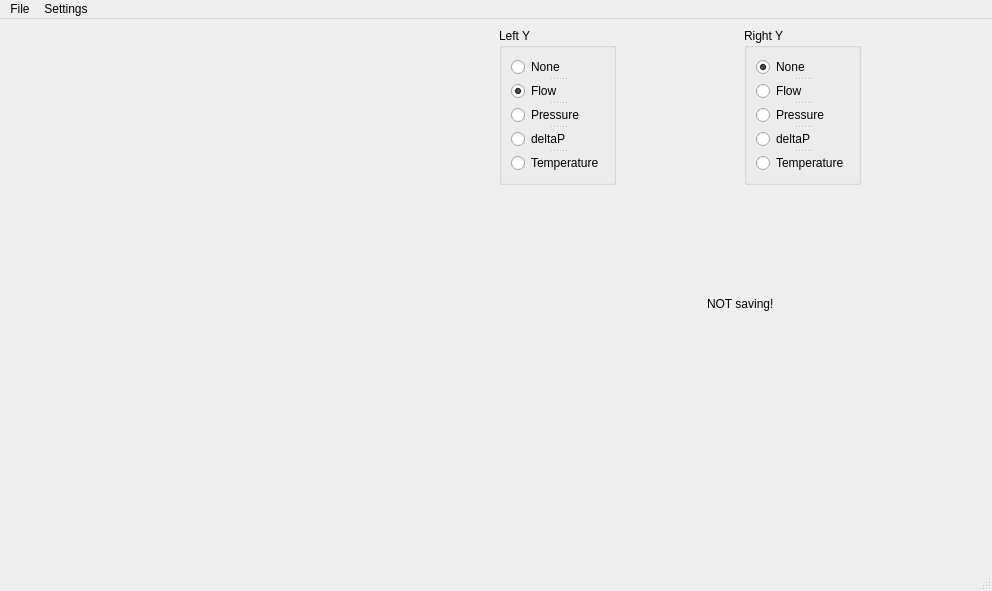
Before: the Qt Designer form mainwindow.ui in TUT-Aerosol/flowLogger, drawn with Qt 5.
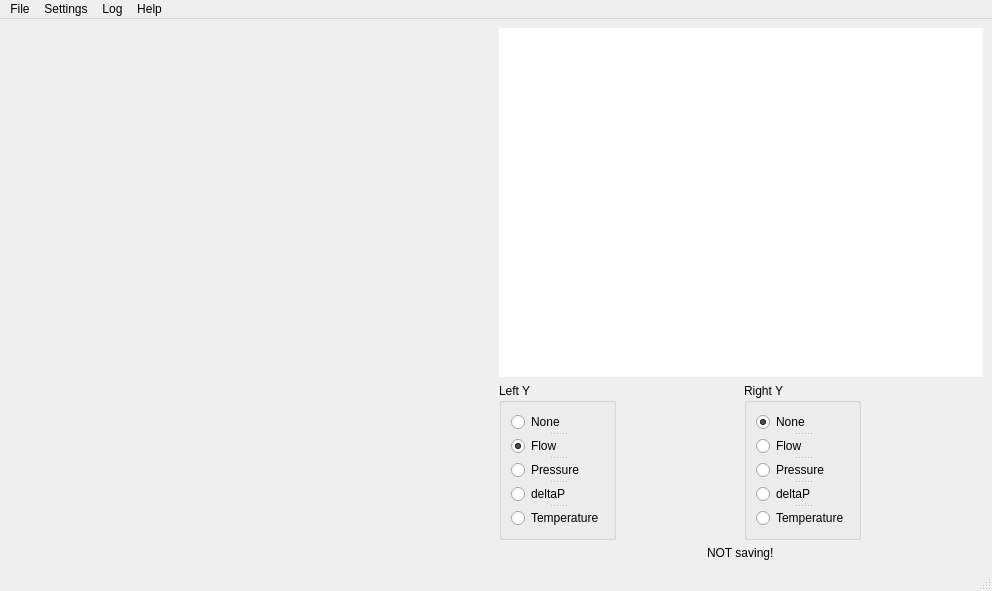
After: the same form once the commit is applied. Custom widgets are drawn as their Qt base class.

Patch:
```diff
--- a/mainwindow.ui
+++ b/mainwindow.ui
@@ -22,10 +22,73 @@
       </item>
       <item>
        <layout class="QVBoxLayout" name="verticalLayout">
+        <item>
+         <widget class="QGraphicsView" name="graphicsView">
+          <property name="sizePolicy">
+           <sizepolicy hsizetype="Minimum" vsizetype="Expanding">
+            <horstretch>0</horstretch>
+            <verstretch>0</verstretch>
+           </sizepolicy>
+          </property>
+          <property name="minimumSize">
+           <size>
+            <width>10</width>
+            <height>0</height>
+           </size>
+          </property>
+          <property name="layoutDirection">
+           <enum>Qt::LeftToRight</enum>
+          </property>
+          <property name="frameShape">
+           <enum>QFrame::NoFrame</enum>
+          </property>
+          <property name="frameShadow">
+           <enum>QFrame::Plain</enum>
+          </property>
+          <property name="lineWidth">
+           <number>2</number>
+          </property>
+          <property name="verticalScrollBarPolicy">
+           <enum>Qt::ScrollBarAlwaysOff</enum>
+          </property>
+          <property name="horizontalScrollBarPolicy">
+           <enum>Qt::ScrollBarAlwaysOff</enum>
+          </property>
+          <property name="sizeAdjustPolicy">
+           <enum>QAbstractScrollArea::AdjustToContentsOnFirstShow</enum>
+          </property>
+          <property name="sceneRect">
+           <rectf>
+            <x>0.000000000000000</x>
+            <y>0.000000000000000</y>
+            <width>0.000000000000000</width>
+            <height>0.000000000000000</height>
+           </rectf>
+          </property>
+          <property name="alignment">
+           <set>Qt::AlignRight|Qt::AlignTop|Qt::AlignTrailing</set>
+          </property>
+          <property name="renderHints">
+           <set>QPainter::Antialiasing|QPainter::TextAntialiasing</set>
+          </property>
+         </widget>
+        </item>
         <item>
          <layout class="QHBoxLayout" name="horizontalLayout_5">
+          <property name="sizeConstraint">
+           <enum>QLayout::SetDefaultConstraint</enum>
+          </property>
           <item alignment="Qt::AlignLeft|Qt::AlignTop">
            <widget class="QGroupBox" name="groupBox">
+            <property name="sizePolicy">
+             <sizepolicy hsizetype="Maximum" vsizetype="Preferred">
+              <horstretch>0</horstretch>
+              <verstretch>0</verstretch>
+             </sizepolicy>
+            </property>
+            <property name="layoutDirection">
+             <enum>Qt::LeftToRight</enum>
+            </property>
             <property name="title">
              <string>Left Y</string>
             </property>
@@ -70,6 +133,15 @@
           </item>
           <item alignment="Qt::AlignLeft|Qt::AlignTop">
            <widget class="QGroupBox" name="groupBox_2">
+            <property name="sizePolicy">
+             <sizepolicy hsizetype="Maximum" vsizetype="Preferred">
+              <horstretch>0</horstretch>
+              <verstretch>0</verstretch>
+             </sizepolicy>
+            </property>
+            <property name="layoutDirection">
+             <enum>Qt::LeftToRight</enum>
+            </property>
             <property name="title">
              <string>Right Y</string>
             </property>
@@ -161,8 +233,24 @@
     <addaction name="actionDisconnect"/>
     <addaction name="actionRefresh_ports"/>
    </widget>
+   <widget class="QMenu" name="menuLog">
+    <property name="title">
+     <string>Log</string>
+    </property>
+    <addaction name="actionShow_log"/>
+    <addaction name="actionSave_log_as"/>
+   </widget>
+   <widget class="QMenu" name="menuHelp">
+    <property name="title">
+     <string>Help</string>
+    </property>
+    <addaction name="actionQuick_guide"/>
+    <addaction name="actionAbout"/>
+   </widget>
    <addaction name="menuFile"/>
    <addaction name="menuSettings"/>
+   <addaction name="menuLog"/>
+   <addaction name="menuHelp"/>
   </widget>
   <widget class="QStatusBar" name="statusbar"/>
   <action name="actionDisconnect">
```
Left out of the diff: 23 changed lines with no effect on the pictures.
